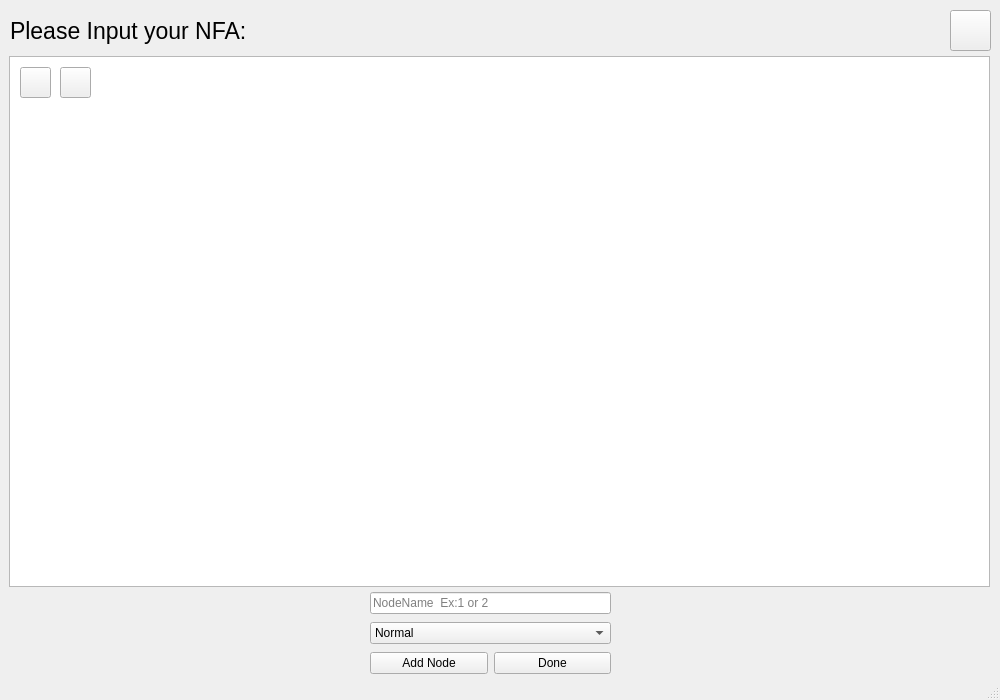
This is UI Files/GraphInput.ui in Ahmed-Sameh-MM/Automata-Project as Qt 5 draws it before an edit. The edited form follows.
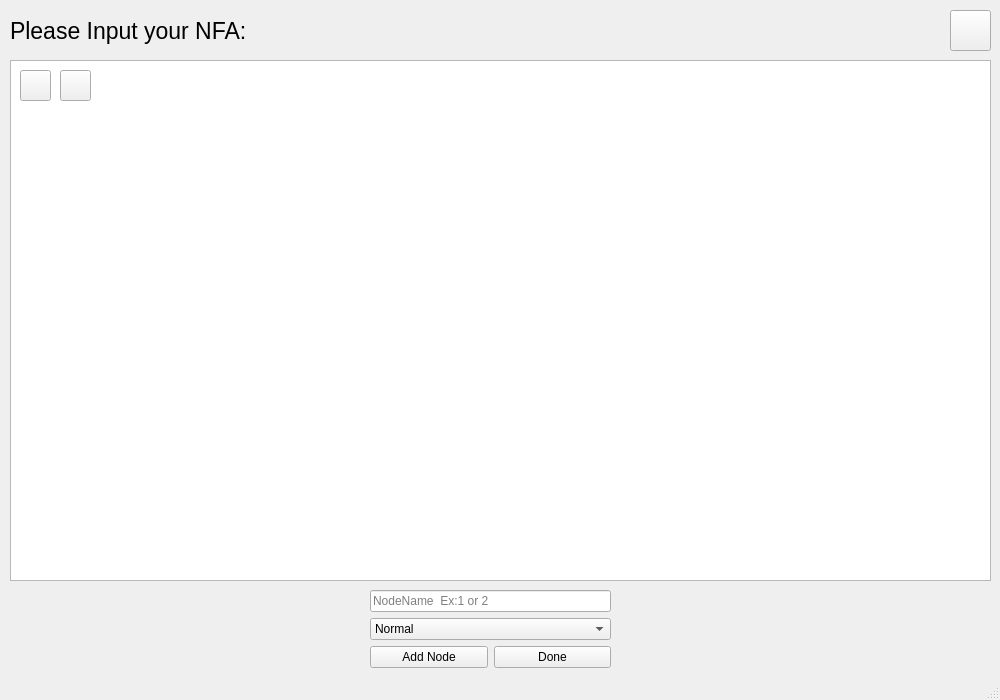
This is the edited form. The open tabs and pages were chosen to show the change. Icons and pictures are not drawn.

What changed in the file:
```diff
--- a/UI Files/GraphInput.ui
+++ b/UI Files/GraphInput.ui
@@ -127,7 +127,7 @@
         <x>10</x>
         <y>20</y>
         <width>241</width>
-        <height>88</height>
+        <height>81</height>
        </rect>
       </property>
       <layout class="QVBoxLayout" name="verticalLayout_5">
@@ -221,10 +221,10 @@
    <widget class="QScrollArea" name="scrollArea">
     <property name="geometry">
      <rect>
-      <x>9</x>
-      <y>56</y>
+      <x>10</x>
+      <y>60</y>
       <width>981</width>
-      <height>531</height>
+      <height>521</height>
      </rect>
     </property>
     <property name="widgetResizable">
@@ -236,7 +236,7 @@
        <x>0</x>
        <y>0</y>
        <width>979</width>
-       <height>529</height>
+       <height>519</height>
       </rect>
      </property>
      <widget class="QLabel" name="frame">
@@ -245,7 +245,7 @@
         <x>0</x>
         <y>0</y>
         <width>981</width>
-        <height>531</height>
+        <height>521</height>
        </rect>
       </property>
       <property name="styleSheet">
@@ -255,11 +255,13 @@
        <set>Qt::AlignCenter</set>
       </property>
      </widget>
+    </widget>
+   </widget>
      <widget class="QPushButton" name="zoomInBtn">
       <property name="geometry">
        <rect>
-        <x>10</x>
-        <y>10</y>
+      <x>20</x>
+      <y>70</y>
         <width>31</width>
         <height>31</height>
        </rect>
@@ -275,8 +277,8 @@
      <widget class="QPushButton" name="zoomOutBtn">
       <property name="geometry">
        <rect>
-        <x>50</x>
-        <y>10</y>
+      <x>60</x>
+      <y>70</y>
         <width>31</width>
         <height>31</height>
        </rect>
@@ -289,12 +291,12 @@
         <normaloff>../Resources/ZoomOut.png</normaloff>../Resources/ZoomOut.png</iconset>
       </property>
      </widget>
-    </widget>
-   </widget>
    <zorder>inputMenu</zorder>
    <zorder>scrollArea</zorder>
    <zorder>backBtn</zorder>
    <zorder>label</zorder>
+   <zorder>zoomInBtn</zorder>
+   <zorder>zoomOutBtn</zorder>
   </widget>
   <widget class="QStatusBar" name="statusbar"/>
  </widget>
```
Lines whose indentation alone changed are shown as unchanged.
